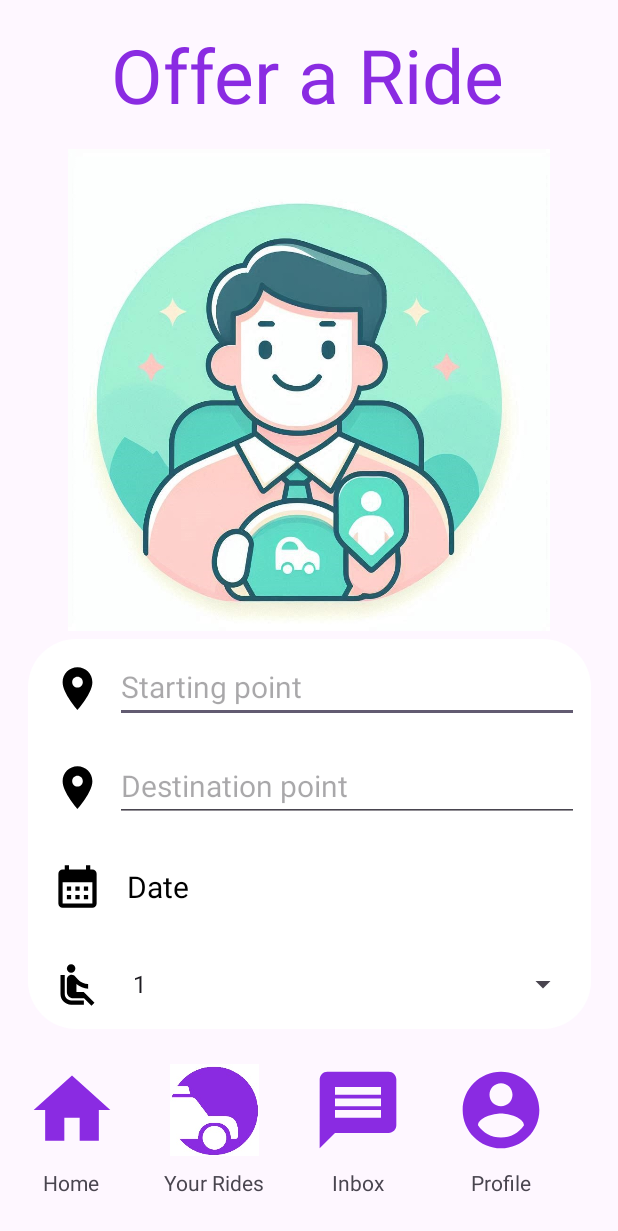
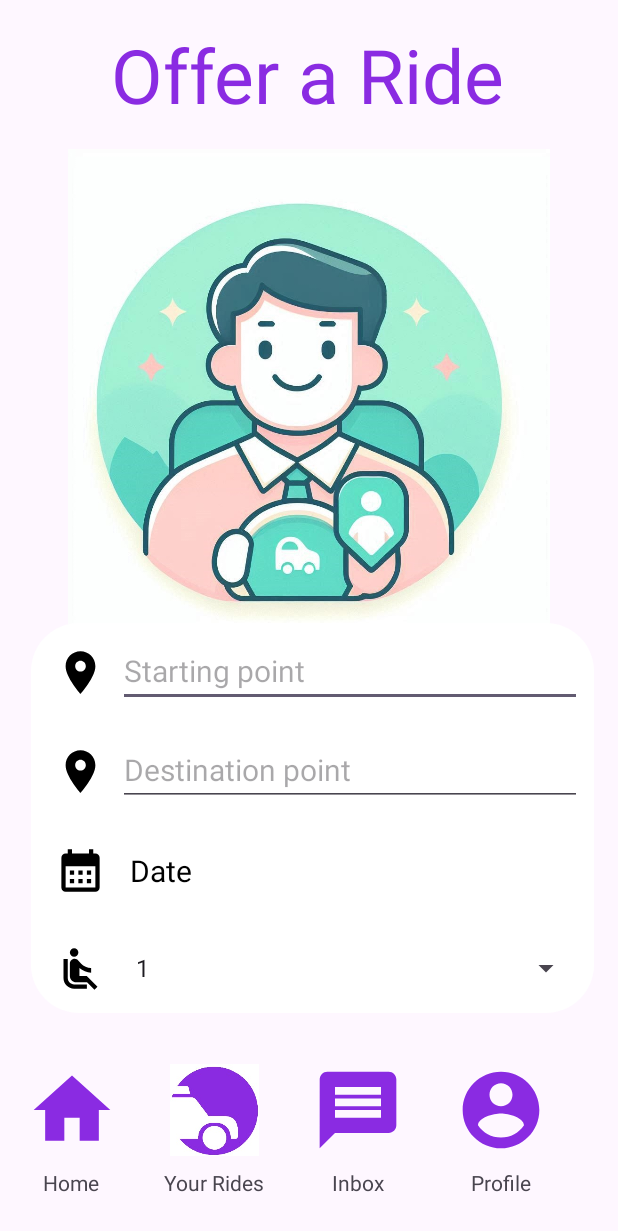
Before and after one commit to ChaitanyaSannidhi/CarPoolingProject, an Android app: the OfferActivity screen opened directly, with no data from a screen before it, on a phone screen of 412 x 824 dp. Shown: the top 1231 px of the screen. Run offline under Robolectric (Android 15) with nearby library versions, the phone set to English and light mode, and no system bars.

```diff
--- a/app/src/main/res/layout/activity_forgot.xml
+++ b/app/src/main/res/layout/activity_forgot.xml
@@ -5,7 +5,7 @@
     android:id="@+id/main"
     android:layout_width="match_parent"
     android:layout_height="match_parent"
-    android:background="@drawable/forgetbackground"
+    android:background="@drawable/forgotbackground"
     tools:context=".ForgotActivity">
 
 
--- a/app/src/main/res/layout/activity_offer.xml
+++ b/app/src/main/res/layout/activity_offer.xml
@@ -40,8 +40,10 @@
         android:orientation="vertical"
         app:layout_constraintBottom_toTopOf="@+id/linearLayout7"
         app:layout_constraintEnd_toEndOf="parent"
+        app:layout_constraintHorizontal_bias="1.0"
         app:layout_constraintStart_toStartOf="parent"
-        app:layout_constraintTop_toBottomOf="@+id/imageView6">
+        app:layout_constraintTop_toBottomOf="@+id/imageView6"
+        app:layout_constraintVertical_bias="1.0">
 
         <LinearLayout
             android:id="@+id/linearstart"
```
Also changed, not shown: app/src/main/res/drawable-nodpi/forgotbackground.png (renamed from app/src/main/res/drawable-nodpi/forgetbackground.png).
